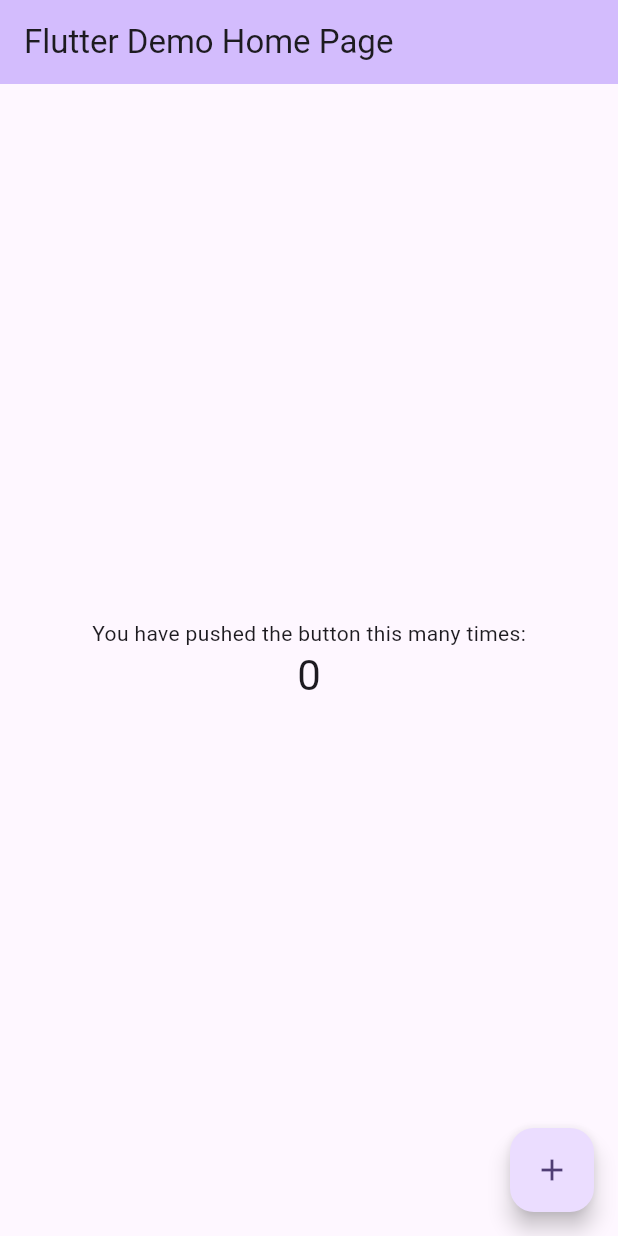
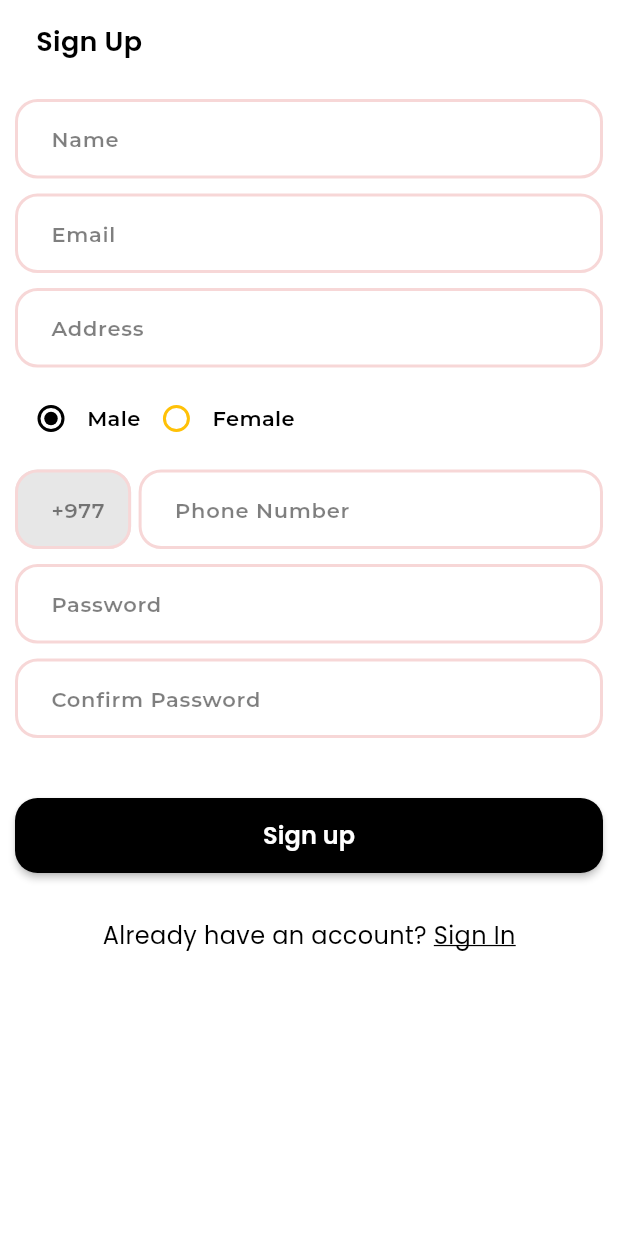
Before and after one commit to asmii22/Nephro_scan, a Flutter app: the screen it shows after launch, on a phone screen of 412 x 824 dp. Run offline on Flutter 3.47's test engine with Material 3 defaults, Android fonts, the phone set to English and light mode, and no system bars; our stand-ins replace auto_route, easy_localization, flutter_form_builder, get_it, google_fonts, injectable.

Commit message:
created sign up screen

```diff
--- a/lib/base/app_common_widget/app_text_field/app_text_field.dart
+++ b/lib/base/app_common_widget/app_text_field/app_text_field.dart
@@ -34,7 +34,7 @@ class AppTextField {
     bool readOnly = false,
     int? maxLines = 1,
     int maxLength = 255,
-    double verticalPadding = 12,
+    double verticalPadding = 10,
     bool isDisabled = false,
     bool isRequired = false,
     List<TextInputFormatter>? inputFormatters,
@@ -44,7 +44,7 @@ class AppTextField {
     FocusNode? focusNode,
     TextStyle? headerStyle,
     TextStyle? hintStyle,
-    double borderRadius = 50.0,
+    double borderRadius = 15.0,
     Color? textColor,
     Color? borderColor,
     bool hasError = false,
@@ -85,7 +85,7 @@ class AppTextField {
               style ??
               AppTextStyles.labelLargeMontserrat.copyWith(
                 color: textColor ?? context.colorScheme.onPrimary,
-                fontSize: 16,
+                fontSize: 14,
               ),
 
           // style: AppStyles.textFieldTextStyle(
@@ -122,7 +122,7 @@ class AppTextField {
                   color:
                       textColor ??
                       context.colorScheme.onPrimary.withValues(alpha: 0.5),
-                  fontSize: 16,
+                  fontSize: 14,
                   fontWeight: FontWeight.w600,
                 ),
             labelStyle: context.textTheme.labelSmall?.copyWith(
--- a/lib/base/app_common_widget/button/app_button.dart
+++ b/lib/base/app_common_widget/button/app_button.dart
@@ -14,7 +14,7 @@ class AppButton extends StatelessWidget {
     Color? backgroundColor,
     Color? textColor,
     double height = 50,
-    double radius = 25,
+    double radius = 15,
     double elevation = 2,
     double fontSize = 16.0,
     double? width,
--- /dev/null
+++ b/lib/base/app_common_widget/custom_top_nav_bar/custom_top_nav_bar.dart
@@ -0,0 +1,148 @@
+import 'package:flutter/material.dart';
+import 'package:nephroscan/base/utils/strings.dart';
+
+import '../../utils/app_text_styles.dart';
+
+class CustomTopNavBar extends StatelessWidget implements PreferredSizeWidget {
+  final Widget? leftWidget;
+  final String? title;
+  final Widget? centerWidget;
+  final Widget? rightWidget;
+  final Color? backgroundColor;
+  final VoidCallback? onBackPressed;
+  final double height;
+
+  // Text customization
+  final TextStyle? titleStyle;
+  final FontWeight? fontWeight;
+  final double? fontSize;
+  final double? letterSpacing;
+  final double? fontHeight;
+  final Color? fontColor;
+  final TextAlign titleAlignment;
+  final TextOverflow textOverflow;
+  final int? maxLines;
+
+  // Layout customization
+  final EdgeInsetsGeometry? contentPadding;
+  final EdgeInsetsGeometry? titlePadding;
+  final bool showDivider;
+  final Color? dividerColor;
+
+  // Safe area
+  final bool useSafeArea;
+
+  const CustomTopNavBar({
+    super.key,
+    this.leftWidget,
+    this.title,
+    this.centerWidget,
+    this.rightWidget,
+    this.backgroundColor,
+    this.onBackPressed,
+    this.height = 56.0,
+    this.fontWeight,
+    this.fontSize,
+    this.letterSpacing,
+    this.fontHeight,
+    this.fontColor,
+    this.titleStyle,
+    this.titleAlignment = TextAlign.left,
+    this.textOverflow = TextOverflow.ellipsis,
+    this.maxLines = 1,
+    this.contentPadding,
+    this.titlePadding,
+    this.showDivider = false,
+    this.dividerColor,
+    this.useSafeArea = true,
+  });
+
+  @override
+  Size get preferredSize => Size.fromHeight(height);
+
+  @override
+  Widget build(BuildContext context) {
+    final theme = Theme.of(context);
+    final colorScheme = Theme.of(context).colorScheme;
+
+    final effectiveBackground = backgroundColor ?? Colors.transparent;
+
+    // Default text style using your theme system
+    final textStyle =
+        titleStyle ??
+        AppTextStyles.labelLargePoppins.copyWith(
+          fontWeight: fontWeight ?? FontWeight.w600,
+          fontSize: fontSize ?? 18,
+          height: fontHeight,
+          letterSpacing: letterSpacing,
+          color: fontColor ?? colorScheme.onPrimary,
+        );
+
+    final content = Container(
+      height: height,
+      color: effectiveBackground,
+      padding: contentPadding ?? const EdgeInsets.symmetric(horizontal: 16.0),
+      child: Column(
+        mainAxisAlignment: MainAxisAlignment.center,
+        children: [
+          Expanded(
+            child: Row(
+              crossAxisAlignment: CrossAxisAlignment.center,
+              children: [
+                // LEFT SECTION — Back button or custom widget
+                leftWidget ??
+                    IconButton(
+                      icon: Icon(
+                        Icons.arrow_back_ios_new,
+                        size: 20,
+                        color: colorScheme.onPrimary,
+                      ),
+                      onPressed:
+                          onBackPressed ??
+                          () => Navigator.of(context).maybePop(),
+                    ),
+
+                // CENTER SECTION — Title or custom widget
+                Expanded(
+                  child: Padding(
+                    padding:
+                        titlePadding ??
+                        const EdgeInsets.symmetric(horizontal: 8.0),
+                    child: Align(
+                      alignment: Alignment.centerLeft,
+                      child:
+                          centerWidget ??
+                          (title != null
+                              ? Text(
+                                  title!.localized,
+                                  textAlign: titleAlignment,
+                                  maxLines: maxLines,
+                                  overflow: textOverflow,
+                                  style: textStyle,
+                                )
+                              : const SizedBox.shrink()),
+                    ),
+                  ),
+                ),
+
+                // RIGHT SECTION — Optional widget
+                rightWidget ?? const SizedBox(width: 40),
+              ],
+            ),
+          ),
+
+          // Optional Divider
+          if (showDivider)
+            Divider(
+              height: 1,
+              thickness: 1,
+              color: dividerColor ?? colorScheme.outline.withOpacity(0.2),
+            ),
+        ],
+      ),
+    );
+
+    // Wrap with SafeArea if required
+    return useSafeArea ? SafeArea(child: content) : content;
+  }
+}
--- a/lib/base/utils/colors.dart
+++ b/lib/base/utils/colors.dart
@@ -10,9 +10,9 @@ class AppColors {
   static const lightWhite = Color(0xffF5F5F5);
 
   // Dark Theme Colors
-  static const Color primaryDark = Color(0xFF1E1E1E); // Main background
+  static const Color primaryDark = Color(0xFF20C2AA); // Main background
   static const Color secondaryDark = Color(
-    0xFF2A2A2A,
+    0xFFB0B0B0,
   ); // Card / elevated surfaces
   static const Color tertiaryDark = Color(
     0xFF3A3A3A,
--- /dev/null
+++ b/lib/features/sign_in_sign_up_screen/sign_in_screen.dart
@@ -0,0 +1,12 @@
+import 'package:auto_route/auto_route.dart';
+import 'package:flutter/material.dart';
+
+@RoutePage()
+class SignInScreen extends StatelessWidget {
+  const SignInScreen({super.key});
+
+  @override
+  Widget build(BuildContext context) {
+    return Scaffold();
+  }
+}
--- /dev/null
+++ b/lib/features/sign_in_sign_up_screen/sign_up_screen.dart
@@ -0,0 +1,160 @@
+import 'package:auto_route/auto_route.dart';
+import 'package:flutter/material.dart';
+import 'package:nephroscan/base/app_common_widget/app_text_field/app_text_field.dart';
+import 'package:nephroscan/base/app_common_widget/button/app_button.dart';
+import 'package:nephroscan/base/app_common_widget/custom_top_nav_bar/custom_top_nav_bar.dart';
+import 'package:nephroscan/base/utils/app_text_styles.dart';
+import 'package:nephroscan/base/utils/ui_extension.dart';
+
+enum Gender { male, female }
+
+@RoutePage()
+class SignUpScreen extends StatefulWidget {
+  const SignUpScreen({super.key});
+
+  @override
+  State<SignUpScreen> createState() => _SignUpScreenState();
+}
+
+class _SignUpScreenState extends State<SignUpScreen> {
+  Gender? _gender = Gender.male;
+  @override
+  Widget build(BuildContext context) {
+    return Scaffold(
+      appBar: CustomTopNavBar(title: 'Sign Up', leftWidget: SizedBox()),
+      body: SingleChildScrollView(
+        child: Padding(
+          padding: EdgeInsetsGeometry.all(10),
+          child: Column(
+            children: [
+              AppTextField.textField(
+                context: context,
+                name: 'name',
+                hint: 'Name',
+              ),
+              10.verticalBox,
+              AppTextField.textField(
+                context: context,
+                name: 'email',
+                hint: 'Email',
+              ),
+              10.verticalBox,
+              AppTextField.textField(
+                context: context,
+                name: 'address',
+                hint: 'Address',
+              ),
+
+              10.verticalBox,
+              // radio button for male and female option
+              // radio button for male and female option
+              RadioGroup<Gender>(
+                groupValue: _gender,
+                onChanged: (Gender? value) {
+                  setState(() {
+                    _gender = value!;
+                  });
+                },
+                child: Row(
+                  children: [
+                    Row(
+                      children: [
+                        Radio<Gender>(
+                          value: Gender.male,
+                          activeColor: Theme.of(context).colorScheme.onPrimary,
+                          focusColor: Theme.of(context).colorScheme.onPrimary,
+                        ),
+                        Text(
+                          'Male',
+                          style: AppTextStyles.labelLargeMontserrat.copyWith(
+                            fontSize: 14,
+                            fontWeight: FontWeight.w600,
+                          ),
+                        ),
+                      ],
+                    ),
+                    Row(
+                      children: [
+                        Radio<Gender>(
+                          value: Gender.female,
+                          activeColor: Theme.of(context).colorScheme.onPrimary,
+                          focusColor: Theme.of(context).colorScheme.onPrimary,
+                        ),
+                        Text(
+                          'Female',
+                          style: AppTextStyles.labelLargeMontserrat.copyWith(
+                            fontSize: 14,
+                            fontWeight: FontWeight.w600,
+                          ),
+                        ),
+                      ],
+                    ),
+                  ],
+                ),
+              ),
+              10.verticalBox,
+              Row(
+                children: [
+                  Flexible(
+                    flex: 1,
+                    child: AppTextField.textField(
+                      context: context,
+                      name: 'countryCode',
+                      hint: '+977',
+                      isDisabled: true,
+                    ),
+                  ),
+                  5.horizontalBox,
+                  Flexible(
+                    flex: 4,
+                    child: AppTextField.textField(
+                      context: context,
+                      name: 'phoneNumber',
+                      hint: 'Phone Number',
+                    ),
+                  ),
+                ],
+              ),
+              10.verticalBox,
+
+              AppTextField.textField(
+                context: context,
+                name: 'password',
+                isObscured: true,
+                hint: 'Password',
+              ),
+              10.verticalBox,
+
+              AppTextField.textField(
+                context: context,
+                name: 'confirmPassword',
+                hint: 'Confirm Password',
+                isObscured: true,
+              ),
+
+              40.verticalBox,
+              AppButton(title: 'Sign up', onClick: () {}),
+
+              30.verticalBox,
+              Row(
+                mainAxisAlignment: MainAxisAlignment.center,
+                children: [
+                  Text(
+                    'Already have an account? ',
+                    style: AppTextStyles.bodyLargePoppins,
+                  ),
+                  Text(
+                    'Sign In',
+                    style: AppTextStyles.bodyLargePoppins.copyWith(
+                      decoration: TextDecoration.underline,
+                    ),
+                  ),
+                ],
+              ),
+            ],
+          ),
+        ),
+      ),
+    );
+  }
+}
--- a/lib/main.dart
+++ b/lib/main.dart
@@ -1,122 +1,31 @@
 import 'package:flutter/material.dart';
+import 'package:nephroscan/routes/auto_router.dart';
+import 'package:nephroscan/theme/app_theme.dart';
+import 'package:nephroscan/theme/theme_manager.dart';
 
-void main() {
-  runApp(const MyApp());
+import 'core/injection/injection.dart';
+
+Future<void> main() async {
+  WidgetsFlutterBinding.ensureInitialized();
+  await configureInjection('dev');
+  runApp(MyApp());
 }
 
 class MyApp extends StatelessWidget {
-  const MyApp({super.key});
+  final ThemeManager themeManager = ThemeManager();
+
+  MyApp({super.key});
 
   // This widget is the root of your application.
   @override
   Widget build(BuildContext context) {
-    return MaterialApp(
-      title: 'Flutter Demo',
-      theme: ThemeData(
-        // This is the theme of your application.
-        //
-        // TRY THIS: Try running your application with "flutter run". You'll see
-        // the application has a purple toolbar. Then, without quitting the app,
-        // try changing the seedColor in the colorScheme below to Colors.green
-        // and then invoke "hot reload" (save your changes or press the "hot
-        // reload" button in a Flutter-supported IDE, or press "r" if you used
-        // the command line to start the app).
-        //
-        // Notice that the counter didn't reset back to zero; the application
-        // state is not lost during the reload. To reset the state, use hot
-        // restart instead.
-        //
-        // This works for code too, not just values: Most code changes can be
-        // tested with just a hot reload.
-        colorScheme: ColorScheme.fromSeed(seedColor: Colors.deepPurple),
-      ),
-      home: const MyHomePage(title: 'Flutter Demo Home Page'),
+    return MaterialApp.router(
+      title: 'NephroScan',
+      theme: AppThemes.lightTheme,
+      darkTheme: AppThemes.darkTheme,
+      themeMode: themeManager.themeMode,
+      debugShowCheckedModeBanner: false,
+      routerConfig: getIt<AppRouter>().config(),
     );
   }
 }
-
-class MyHomePage extends StatefulWidget {
-  const MyHomePage({super.key, required this.title});
-
-  // This widget is the home page of your application. It is stateful, meaning
-  // that it has a State object (defined below) that contains fields that affect
-  // how it looks.
-
-  // This class is the configuration for the state. It holds the values (in this
-  // case the title) provided by the parent (in this case the App widget) and
-  // used by the build method of the State. Fields in a Widget subclass are
-  // always marked "final".
-
-  final String title;
-
-  @override
-  State<MyHomePage> createState() => _MyHomePageState();
-}
-
-class _MyHomePageState extends State<MyHomePage> {
-  int _counter = 0;
-
-  void _incrementCounter() {
-    setState(() {
-      // This call to setState tells the Flutter framework that something has
-      // changed in this State, which causes it to rerun the build method below
-      // so that the display can reflect the updated values. If we changed
-      // _counter without calling setState(), then the build method would not be
-      // called again, and so nothing would appear to happen.
-      _counter++;
-    });
-  }
-
-  @override
-  Widget build(BuildContext context) {
-    // This method is rerun every time setState is called, for instance as done
-    // by the _incrementCounter method above.
-    //
-    // The Flutter framework has been optimized to make rerunning build methods
-    // fast, so that you can just rebuild anything that needs updating rather
-    // than having to individually change instances of widgets.
-    return Scaffold(
-      appBar: AppBar(
-        // TRY THIS: Try changing the color here to a specific color (to
-        // Colors.amber, perhaps?) and trigger a hot reload to see the AppBar
-        // change color while the other colors stay the same.
-        backgroundColor: Theme.of(context).colorScheme.inversePrimary,
-        // Here we take the value from the MyHomePage object that was created by
-        // the App.build method, and use it to set our appbar title.
-        title: Text(widget.title),
-      ),
-      body: Center(
-        // Center is a layout widget. It takes a single child and positions it
-        // in the middle of the parent.
-        child: Column(
-          // Column is also a layout widget. It takes a list of children and
-          // arranges them vertically. By default, it sizes itself to fit its
-          // children horizontally, and tries to be as tall as its parent.
-          //
-          // Column has various properties to control how it sizes itself and
-          // how it positions its children. Here we use mainAxisAlignment to
-          // center the children vertically; the main axis here is the vertical
-          // axis because Columns are vertical (the cross axis would be
-          // horizontal).
-          //
-          // TRY THIS: Invoke "debug painting" (choose the "Toggle Debug Paint"
-          // action in the IDE, or press "p" in the console), to see the
-          // wireframe for each widget.
-          mainAxisAlignment: MainAxisAlignment.center,
-          children: <Widget>[
-            const Text('You have pushed the button this many times:'),
-            Text(
-              '$_counter',
-              style: Theme.of(context).textTheme.headlineMedium,
-            ),
-          ],
-        ),
-      ),
-      floatingActionButton: FloatingActionButton(
-        onPressed: _incrementCounter,
-        tooltip: 'Increment',
-        child: const Icon(Icons.add),
-      ), // This trailing comma makes auto-formatting nicer for build methods.
-    );
-  }
-}
--- a/lib/routes/auto_router.dart
+++ b/lib/routes/auto_router.dart
@@ -1,9 +1,13 @@
 import 'package:auto_route/auto_route.dart';
 import 'package:injectable/injectable.dart';
+import 'package:nephroscan/routes/auto_router.gr.dart';
 
-@injectable
+@lazySingleton
 @AutoRouterConfig(replaceInRouteName: 'Screen|Page,Route')
 class AppRouter extends RootStackRouter {
   @override
-  List<AutoRoute> get routes => [];
+  List<AutoRoute> get routes => [
+    AutoRoute(path: '/SignIn', page: SignInRoute.page),
+    AutoRoute(path: '/SignUp', page: SignUpRoute.page, initial: true),
+  ];
 }
--- a/pubspec.yaml
+++ b/pubspec.yaml
@@ -46,6 +46,7 @@ dependencies:
   dio: ^5.9.0
   shared_preferences: ^2.5.3
   get_it: ^8.2.0
+  animated_bottom_navigation_bar: ^1.4.0
 
 
 dev_dependencies:
```
Also changed, not shown: lib/core/injection/injection.config.dart, lib/features/onboarding_screen/onboarding_screen.dart (added), lib/routes/auto_router.gr.dart, pubspec.lock, 1 other file.
